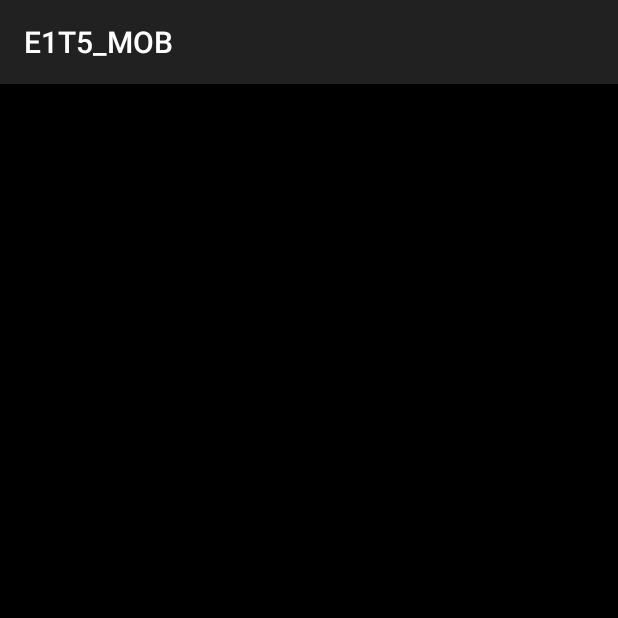
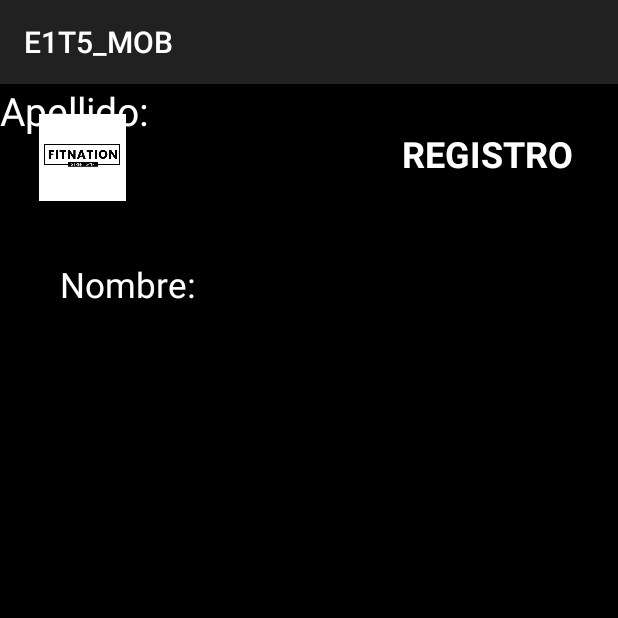
Before and after one commit to Memelero/E1_T5_MOB, an Android app: the screen it shows after launch (RegistroActivity), after a tap on "REGISTRARSE", on a phone screen of 412 x 824 dp, the top half of it. Run offline under Robolectric (Android 15) with nearby library versions, the phone set to English and light mode, and no system bars.

Commit message:
Vistas de portada y registro

```diff
--- a/app/src/main/AndroidManifest.xml
+++ b/app/src/main/AndroidManifest.xml
@@ -13,7 +13,7 @@
         android:theme="@style/AppTheme"
         tools:targetApi="31">
         <activity
-            android:name=".MainActivity"
+            android:name="com.example.MainActivity"
             android:exported="true">
             <intent-filter>
                 <action android:name="android.intent.action.MAIN" />
@@ -21,7 +21,7 @@
                 <category android:name="android.intent.category.LAUNCHER" />
             </intent-filter>
         </activity>
-        <activity android:name=".RegistroActivity" />
+        <activity android:name="com.example.RegistroActivity"/>
     </application>
 
 </manifest>
--- /dev/null
+++ b/app/src/main/java/com/example/MainActivity.kt
@@ -0,0 +1,33 @@
+package com.example
+
+import android.content.Intent
+import android.os.Bundle
+import android.widget.Button
+import android.widget.Toast
+import androidx.appcompat.app.AppCompatActivity
+import com.example.e1t5_mob.R
+
+
+class MainActivity : AppCompatActivity() {
+
+
+    override fun onCreate(savedInstanceState: Bundle?) {
+        super.onCreate(savedInstanceState)
+        setContentView(R.layout.activity_main)
+
+
+            val btnRegistro = findViewById<Button>(R.id.btnRegistro)
+
+            btnRegistro.setOnClickListener {
+                val intent = Intent(this, RegistroActivity::class.java)
+                startActivity(intent)
+
+            val loginButton = findViewById<Button>(R.id.btnLogin)
+
+                loginButton.setOnClickListener {
+                    Toast.makeText(this, "Login button clicked", Toast.LENGTH_SHORT).show()
+                }
+
+            }
+        }
+    }
--- /dev/null
+++ b/app/src/main/java/com/example/RegistroActivity.kt
@@ -0,0 +1,12 @@
+package com.example
+
+import android.os.Bundle
+import androidx.appcompat.app.AppCompatActivity
+import com.example.e1t5_mob.R
+
+class RegistroActivity : AppCompatActivity() {
+    override fun onCreate(savedInstanceState: Bundle?) {
+        super.onCreate(savedInstanceState)
+        setContentView(R.layout.activity_registro)
+    }
+}
--- a/app/src/main/java/com/example/e1t5_mob/MainActivity.kt
+++ /dev/null
@@ -1,25 +0,0 @@
-package com.example.e1t5_mob
-
-import android.content.Intent
-import android.os.Bundle
-import android.widget.Button
-import androidx.appcompat.app.AppCompatActivity
-
-
-
-class MainActivity : AppCompatActivity() {
-
-
-    override fun onCreate(savedInstanceState: Bundle?) {
-        super.onCreate(savedInstanceState)
-        setContentView(R.layout.activity_main)
-
-
-            val btnRegistro = findViewById<Button>(R.id.btnRegistro)
-
-            btnRegistro.setOnClickListener {
-                val intent = Intent(this, RegistroActivity::class.java)
-                startActivity(intent)
-            }
-        }
-    }
--- a/app/src/main/java/com/example/e1t5_mob/RegistroActivity.kt
+++ /dev/null
@@ -1,13 +0,0 @@
-package com.example.e1t5_mob
-
-import android.os.Bundle
-import androidx.appcompat.app.AppCompatActivity
-
-
-class RegistroActivity : AppCompatActivity() {
-    override fun onCreate(savedInstanceState: Bundle?) {
-        super.onCreate(savedInstanceState)
-        setContentView(R.layout.activity_registro)
-
-        }
-    }
--- /dev/null
+++ b/app/src/main/res/layout-v26/activity_registro.xml
@@ -0,0 +1,98 @@
+<?xml version="1.0" encoding="utf-8"?>
+<androidx.constraintlayout.widget.ConstraintLayout xmlns:android="http://schemas.android.com/apk/res/android"
+    xmlns:app="http://schemas.android.com/apk/res-auto"
+    xmlns:tools="http://schemas.android.com/tools"
+    android:id="@+id/main"
+    android:layout_width="match_parent"
+    android:layout_height="match_parent"
+    tools:context="com.example.RegistroActivity">
+
+    <ImageView
+        android:id="@+id/imageView"
+        android:layout_width="69dp"
+        android:layout_height="58dp"
+        android:layout_marginStart="20dp"
+        android:layout_marginTop="20dp"
+        android:contentDescription="@string/logo_description"
+        android:src="@drawable/fitnation_logo_white"
+        app:layout_constraintStart_toStartOf="parent"
+        app:layout_constraintTop_toTopOf="parent" />
+
+    <TextView
+        android:id="@+id/registroTextView"
+        android:layout_width="wrap_content"
+        android:layout_height="wrap_content"
+        android:layout_marginTop="30dp"
+        android:layout_marginEnd="30dp"
+        android:text="@string/registro_title"
+        android:textColor="#FFFFFF"
+        android:textSize="24sp"
+        android:textStyle="bold"
+        app:layout_constraintEnd_toEndOf="parent"
+        app:layout_constraintTop_toTopOf="parent" />
+
+    <TextView
+        android:id="@+id/textView"
+        android:layout_width="91dp"
+        android:layout_height="42dp"
+        android:layout_marginStart="40dp"
+        android:layout_marginTop="40dp"
+        android:autoSizeTextType="uniform"
+        android:text="@string/nombre_label"
+        android:textColor="#FFFFFF"
+        app:layout_constraintStart_toStartOf="parent"
+        app:layout_constraintTop_toBottomOf="@id/imageView"
+        />
+
+    <EditText
+        android:id="@+id/editTextText"
+        android:layout_width="200dp"
+        android:layout_height="50dp"
+        android:layout_marginStart="20dp"
+        android:layout_marginEnd="20dp"
+
+        android:background="@android:color/transparent"
+        android:ems="10"
+        android:inputType="text"
+        android:hint="@string/edit_text_hint"
+        android:textColor="#FFFFFF"
+
+        app:layout_constraintEnd_toEndOf="parent"
+        app:layout_constraintHorizontal_bias="0.883"
+        app:layout_constraintStart_toStartOf="parent"
+        tools:layout_editor_absoluteY="113dp"
+        tools:ignore="MissingConstraints"
+        android:autofillHints="name"/>
+
+    <TextView
+        android:id="@+id/textView2"
+        android:layout_width="99dp"
+        android:layout_height="46dp"
+        android:autoSizeTextType="uniform"
+
+        android:text="@string/apellido_label"
+        android:textColor="#FFFFFF"
+        tools:layout_editor_absoluteX="40dp"
+        tools:layout_editor_absoluteY="204dp"
+        tools:ignore="MissingConstraints" />
+
+    <EditText
+        android:id="@+id/editTextText2"
+        android:layout_width="200dp"
+        android:layout_height="50dp"
+        android:layout_marginStart="20dp"
+        android:layout_marginEnd="20dp"
+        android:background="@android:color/transparent"
+        android:ems="10"
+        android:inputType="text"
+        android:hint="@string/edit_text_hint"
+        android:textColor="#FFFFFF"
+        app:layout_constraintEnd_toEndOf="parent"
+        app:layout_constraintHorizontal_bias="0.883"
+        app:layout_constraintStart_toStartOf="parent"
+        tools:ignore="MissingConstraints"
+        tools:layout_editor_absoluteY="200dp"
+        android:autofillHints="address"/>
+
+
+</androidx.constraintlayout.widget.ConstraintLayout>
--- a/app/src/main/res/layout/activity_main.xml
+++ b/app/src/main/res/layout/activity_main.xml
@@ -5,19 +5,21 @@
     android:id="@+id/main"
     android:layout_width="match_parent"
     android:layout_height="match_parent"
-    tools:context=".MainActivity">
+    tools:context="com.example.MainActivity"
+    android:background="@drawable/fondo">
 
     <ImageView
         android:id="@+id/imageView2"
-        android:layout_width="166dp"
-        android:layout_height="164dp"
+        android:layout_width="204dp"
+        android:layout_height="208dp"
         app:layout_constraintBottom_toBottomOf="parent"
         app:layout_constraintHorizontal_bias="0.497"
         app:layout_constraintLeft_toLeftOf="parent"
         app:layout_constraintRight_toRightOf="parent"
         app:layout_constraintTop_toTopOf="parent"
         app:layout_constraintVertical_bias="0.268"
-        app:srcCompat="@drawable/fitnation_logo" />
+        android:contentDescription="@string/logo_description"
+        app:srcCompat="@drawable/fitnation_logo_transparent" />
 
     <Button
         android:id="@+id/btnRegistro"
@@ -25,11 +27,24 @@
         android:layout_height="57dp"
         android:layout_marginStart="132dp"
         android:layout_marginTop="440dp"
-        android:backgroundTint="@color/purple_500"
-        android:text="Registrarse"
+        android:backgroundTint="?android:attr/colorMultiSelectHighlight"
+        android:text="@string/registrarse_button"
         android:textColor="@android:color/white"
         android:textStyle="bold"
         app:layout_constraintStart_toStartOf="parent"
         app:layout_constraintTop_toTopOf="parent" />
 
+    <Button
+        android:id="@+id/btnLogin"
+        android:layout_width="149dp"
+        android:layout_height="56dp"
+        android:layout_marginTop="20dp"
+        android:backgroundTint="@color/material_dynamic_neutral50"
+        android:textColor="@android:color/white"
+        android:text="@string/login_button"
+        android:textAllCaps="false"
+        app:layout_constraintLeft_toLeftOf="parent"
+        app:layout_constraintRight_toRightOf="parent"
+        app:layout_constraintTop_toBottomOf="@+id/btnRegistro" />
+
 </androidx.constraintlayout.widget.ConstraintLayout>
--- a/app/src/main/res/layout/activity_registro.xml
+++ b/app/src/main/res/layout/activity_registro.xml
@@ -5,15 +5,96 @@
     android:id="@+id/main"
     android:layout_width="match_parent"
     android:layout_height="match_parent"
-    tools:context=".RegistroActivity">
+    tools:context="com.example.RegistroActivity"
+    android:background="@drawable/fondo2">
+
+    <ImageView
+        android:id="@+id/imageView"
+        android:layout_width="69dp"
+        android:layout_height="58dp"
+        android:layout_marginStart="20dp"
+        android:layout_marginTop="20dp"
+        android:contentDescription="@string/logo_description"
+        android:src="@drawable/fitnation_logo_white"
+        app:layout_constraintStart_toStartOf="parent"
+        app:layout_constraintTop_toTopOf="parent" />
 
     <TextView
+        android:id="@+id/registroTextView"
         android:layout_width="wrap_content"
         android:layout_height="wrap_content"
-        android:text="Registro"
+        android:layout_marginTop="30dp"
+        android:layout_marginEnd="30dp"
+        android:text="@string/registro_title"
+        android:textColor="#FFFFFF"
         android:textSize="24sp"
         android:textStyle="bold"
-        tools:ignore="MissingConstraints" />
+        app:layout_constraintEnd_toEndOf="parent"
+        app:layout_constraintTop_toTopOf="parent" />
+
+    <TextView
+        android:id="@+id/textView"
+        android:layout_width="91dp"
+        android:layout_height="42dp"
+        android:layout_marginStart="40dp"
+        android:layout_marginTop="40dp"
+        android:autoSizeTextType="uniform"
+        android:text="@string/nombre_label"
+        android:textColor="#762E10"
+        app:layout_constraintStart_toStartOf="parent"
+        app:layout_constraintTop_toBottomOf="@id/imageView"
+        tools:ignore="UnusedAttribute" />
+
+    <EditText
+        android:id="@+id/editTextText"
+        android:layout_width="200dp"
+        android:layout_height="50dp"
+        android:layout_marginStart="20dp"
+        android:layout_marginEnd="20dp"
+
+        android:autofillHints="name"
+        android:background="@android:color/background_light"
+        android:ems="10"
+        android:hint="@string/edit_text_hint"
+        android:inputType="text"
+
+        android:textColor="#FFFFFF"
+        app:layout_constraintEnd_toEndOf="parent"
+        app:layout_constraintHorizontal_bias="0.883"
+        app:layout_constraintStart_toStartOf="parent"
+        tools:ignore="MissingConstraints"
+        tools:layout_editor_absoluteY="113dp" />
+
+    <TextView
+        android:id="@+id/textView2"
+        android:layout_width="99dp"
+        android:layout_height="46dp"
+        android:layout_marginTop="44dp"
+
+        android:autoSizeTextType="uniform"
+        android:text="@string/apellido_label"
+        android:textColor="#762E10"
+        app:layout_constraintTop_toBottomOf="@id/textView"
+        tools:ignore="MissingConstraints,UnusedAttribute"
+        tools:layout_editor_absoluteX="40dp" />
+
+    <EditText
+        android:id="@+id/editTextText2"
+        android:layout_width="200dp"
+        android:layout_height="50dp"
+        android:layout_marginStart="20dp"
+        android:layout_marginEnd="20dp"
+        android:background="@android:color/background_light"
+        android:ems="10"
+        android:inputType="text"
+        android:hint="@string/edit_text_hint2"
+        android:textColor="#FFFFFF"
+        app:layout_constraintEnd_toEndOf="parent"
+        app:layout_constraintHorizontal_bias="0.883"
+        app:layout_constraintStart_toStartOf="parent"
+        tools:ignore="MissingConstraints"
+        tools:layout_editor_absoluteY="200dp"
+        android:autofillHints="address"/>
 
 
 </androidx.constraintlayout.widget.ConstraintLayout>
--- a/app/src/main/res/values/strings.xml
+++ b/app/src/main/res/values/strings.xml
@@ -1,3 +1,12 @@
 <resources>
     <string name="app_name">E1T5_MOB</string>
+    <string name="registrarse_button">Registrarse</string>
+    <string name="login_button">Login</string>
+
+    <string name="logo_description">Logo</string>
+    <string name="registro_title">REGISTRO</string>
+    <string name="nombre_label">Nombre:</string>
+    <string name="edit_text_hint">Introduce tu nombre</string>
+    <string name="apellido_label">Apellido:</string>
+    <string name="edit_text_hint2">Introduce tu apellido</string>
 </resources>
```
Also changed, not shown: app/src/main/res/drawable/fitnation_logo_transparent.png (added), app/src/main/res/drawable/fitnation_logo_white.png (added), app/src/main/res/drawable/fondo.jpg (added), 1 other file.
